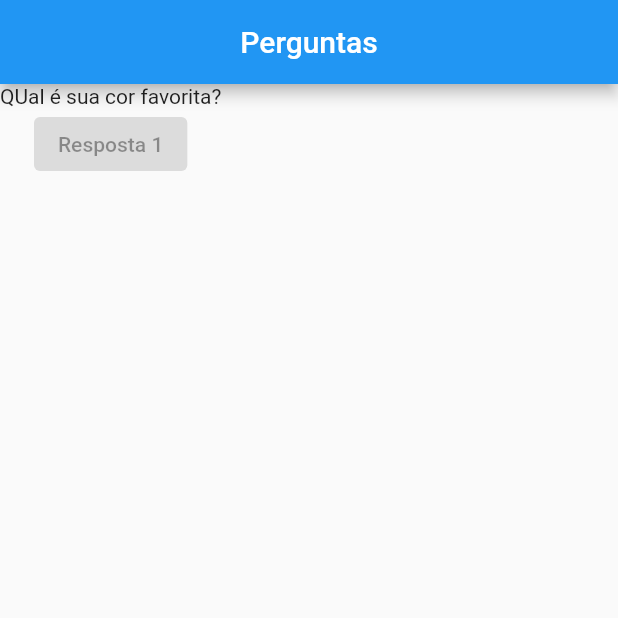
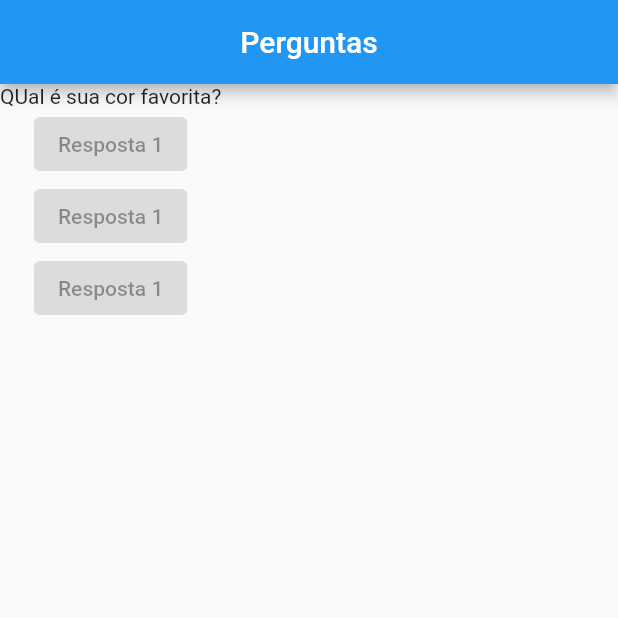
Before and after one commit to SchirmannDev/perguntaserespotas, a Flutter app: the screen it shows after launch, on a phone screen of 412 x 824 dp, the top half of it. Run offline on Flutter 3.47's test engine with Material 2 defaults, Android fonts, the phone set to English and light mode, and no system bars.

Commit message:
inserindo botoes

```diff
--- a/lib/main.dart
+++ b/lib/main.dart
@@ -24,6 +24,14 @@ class PerguntaApp extends StatelessWidget {
               child: Text('Resposta 1'),
               onPressed: null,
             ),
+            ElevatedButton(
+              child: Text('Resposta 1'),
+              onPressed: null,
+            ),
+            ElevatedButton(
+              child: Text('Resposta 1'),
+              onPressed: null,
+            ),
           ],
         ),
       ),
```
